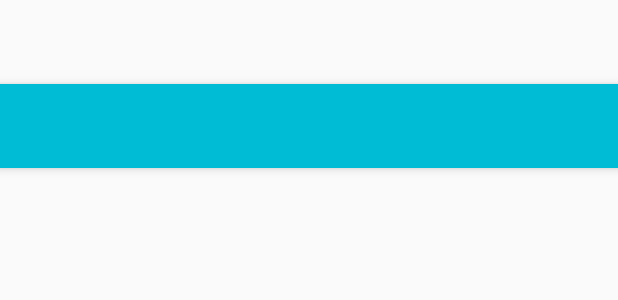
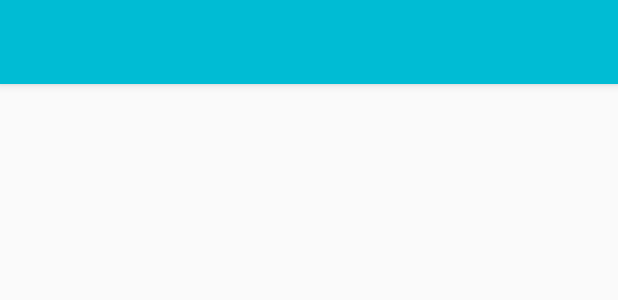
Before and after one commit to oliver-hohn/BookRecommenderPrototype, an Android app: the layout activity_home.xml on its own in the app's theme, with its tools: preview values and no code run, on a phone screen of 412 x 824 dp. Shown: the top 300 px of the screen. Run offline under Robolectric (Android 15) with nearby library versions, the phone set to English and light mode, and no system bars.

Commit message:
LoginActivity.java: -if the password has been verified, then show the home activity.
HomeActivity.java:
-set the menu with the basket icon, and print a message when it is pressed.
-Removed FloatingActionButton that was not in the design

```diff
--- a/app/src/main/java/oliverhohn/bookrecommender/LoginActivity.java
+++ b/app/src/main/java/oliverhohn/bookrecommender/LoginActivity.java
@@ -1,6 +1,7 @@
 package oliverhohn.bookrecommender;
 
 import android.app.Activity;
+import android.content.Intent;
 import android.os.Bundle;
 import android.util.Log;
 import android.view.View;
@@ -37,6 +38,7 @@ public class LoginActivity extends Activity  {
                 if(verifyPassword(usernameTextView.getText().toString(), passwordTextView.getText().toString())){
                     //Can move onto home page
                     Log.d(TAG, "Moving onto home page");
+                    startActivity(new Intent(getApplicationContext(),HomeActivity.class));
                 }
             }
         });
--- a/app/src/main/res/layout/activity_home.xml
+++ b/app/src/main/res/layout/activity_home.xml
@@ -17,7 +17,9 @@
             android:layout_width="match_parent"
             android:layout_height="?attr/actionBarSize"
             android:background="?attr/colorPrimary"
-            app:popupTheme="@style/AppTheme.PopupOverlay" />
+            android:elevation="4dp"
+            android:theme="@style/ThemeOverlay.AppCompat.ActionBar"
+            app:popupTheme="@style/ThemeOverlay.AppCompat.Light" />
 
     </android.support.design.widget.AppBarLayout>
 
--- a/app/src/main/res/values/strings.xml
+++ b/app/src/main/res/values/strings.xml
@@ -4,4 +4,5 @@
     <string name="forgot_pass"><u>Forgot your password?</u></string>
     <string name="register"><u>Don\'t have an account? Register</u></string>
     <string name="title_activity_home">Home</string>
+    <string name="action_basket">Basket</string>
 </resources>
--- a/app/src/main/res/values/styles.xml
+++ b/app/src/main/res/values/styles.xml
@@ -1,7 +1,7 @@
 <resources>
 
     <!-- Base application theme. -->
-    <style name="AppTheme" parent="Theme.AppCompat.Light.DarkActionBar">
+    <style name="AppTheme" parent="Theme.AppCompat.Light.NoActionBar">
         <!-- Customize your theme here. -->
         <item name="colorPrimary">@color/colorPrimary</item>
         <item name="colorPrimaryDark">@color/colorPrimaryDark</item>
```
Also changed, not shown: app/src/main/java/oliverhohn/bookrecommender/HomeActivity.java (+23 -9 lines), app/src/main/res/menu/home_menu.xml (added, +11 -0 lines), app/src/main/res/drawable/ic_shopping_basket_white_48dp.png (added).
